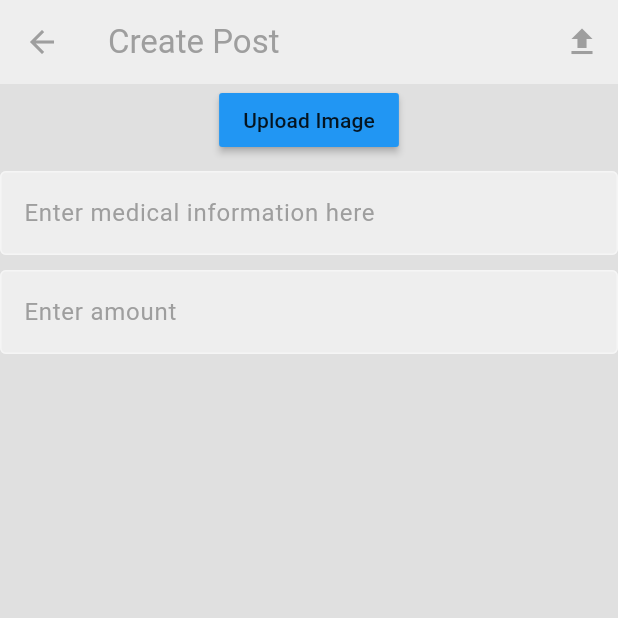
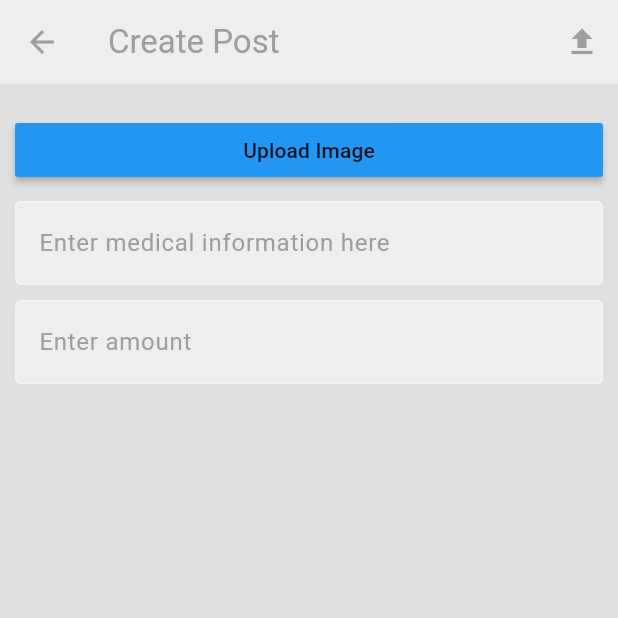
Before and after one commit to VG-Fish/Matrix-Edge-Website, a Flutter app: the UploadPostsPage screen opened directly, on a phone screen of 412 x 824 dp, the top half of it. Run offline on Flutter 3.47's test engine with Material 3 defaults, Android fonts, the phone set to English and light mode, and no system bars; our stand-ins replace cached_network_image, cloud_firestore, file_picker, firebase_auth, firebase_core, firebase_storage and 1 more; missing offline and left inert: flutter_stripe; accounts and stored records are empty.

Commit message:
created growable medical information text input

```diff
--- /dev/null
+++ b/lib/features/auth/presentation/components/fancy_multiline_text_field.dart
@@ -0,0 +1,42 @@
+import 'package:flutter/material.dart';
+
+class FancyMultilineTextField extends StatelessWidget {
+  final TextEditingController controller;
+  final String hintText;
+  final bool obscureText;
+
+  const FancyMultilineTextField({
+    super.key,
+    required this.controller,
+    required this.hintText,
+    required this.obscureText,
+  });
+
+  @override
+  Widget build(BuildContext context) {
+    var theme = Theme.of(context);
+    return TextField(
+      controller: controller,
+      obscureText: obscureText,
+      keyboardType: TextInputType.multiline,
+      minLines: 1,
+      maxLines: null,
+      textAlignVertical: TextAlignVertical.top,
+      decoration: InputDecoration(
+        enabledBorder: OutlineInputBorder(
+          borderSide: BorderSide(color: theme.colorScheme.tertiary),
+        ),
+
+        focusedBorder: OutlineInputBorder(
+          borderSide: BorderSide(color: theme.colorScheme.primary),
+        ),
+
+        hintText: hintText,
+        hintStyle: TextStyle(color: theme.colorScheme.primary),
+
+        filled: true,
+        fillColor: theme.colorScheme.secondary,
+      ),
+    );
+  }
+}
--- a/lib/features/post/presentation/pages/upload_posts_page.dart
+++ b/lib/features/post/presentation/pages/upload_posts_page.dart
@@ -5,7 +5,7 @@ import 'package:flutter/material.dart';
 import 'package:flutter/services.dart';
 import 'package:flutter_bloc/flutter_bloc.dart';
 import 'package:matrix_edge_website/features/auth/domain/entities/user.dart';
-import 'package:matrix_edge_website/features/auth/presentation/components/fancy_text_field.dart';
+import 'package:matrix_edge_website/features/auth/presentation/components/fancy_multiline_text_field.dart';
 import 'package:matrix_edge_website/features/auth/presentation/cubits/auth_cubit.dart';
 import 'package:matrix_edge_website/features/post/domain/entities/post.dart';
 import 'package:matrix_edge_website/features/post/presentation/cubits/post_cubit.dart';
@@ -107,8 +107,8 @@ class _UploadPostsPageState extends State<UploadPostsPage> {
         ],
       ),
       body: Center(
-        child: Column(
-          spacing: 10,
+        child: ListView(
+          padding: EdgeInsets.all(10),
           children: [
             // Image preview for web
             if (kIsWeb && webImage != null) Image.memory(webImage!),
@@ -117,6 +117,8 @@ class _UploadPostsPageState extends State<UploadPostsPage> {
             if (!kIsWeb && imagePickedFile != null)
               Image.file(File(imagePickedFile!.path!)),
 
+            const SizedBox(height: 10),
+
             // Image of document
             MaterialButton(
               onPressed: pickImage,
@@ -124,12 +126,16 @@ class _UploadPostsPageState extends State<UploadPostsPage> {
               child: const Text("Upload Image"),
             ),
 
+            const SizedBox(height: 10),
+
             // Information about the document
-            FancyTextField(
+            FancyMultilineTextField(
               controller: informationTextController,
               hintText: "Enter medical information here",
               obscureText: false,
             ),
+
+            const SizedBox(height: 10),
 
             // Cost of document
             TextField(
```
